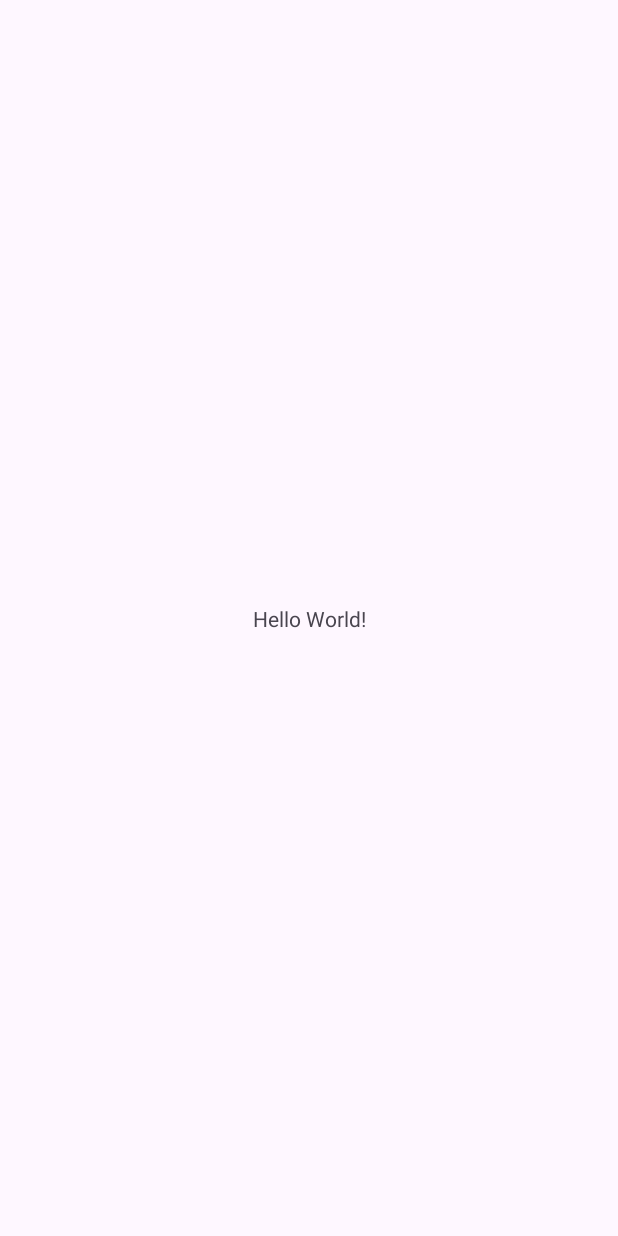
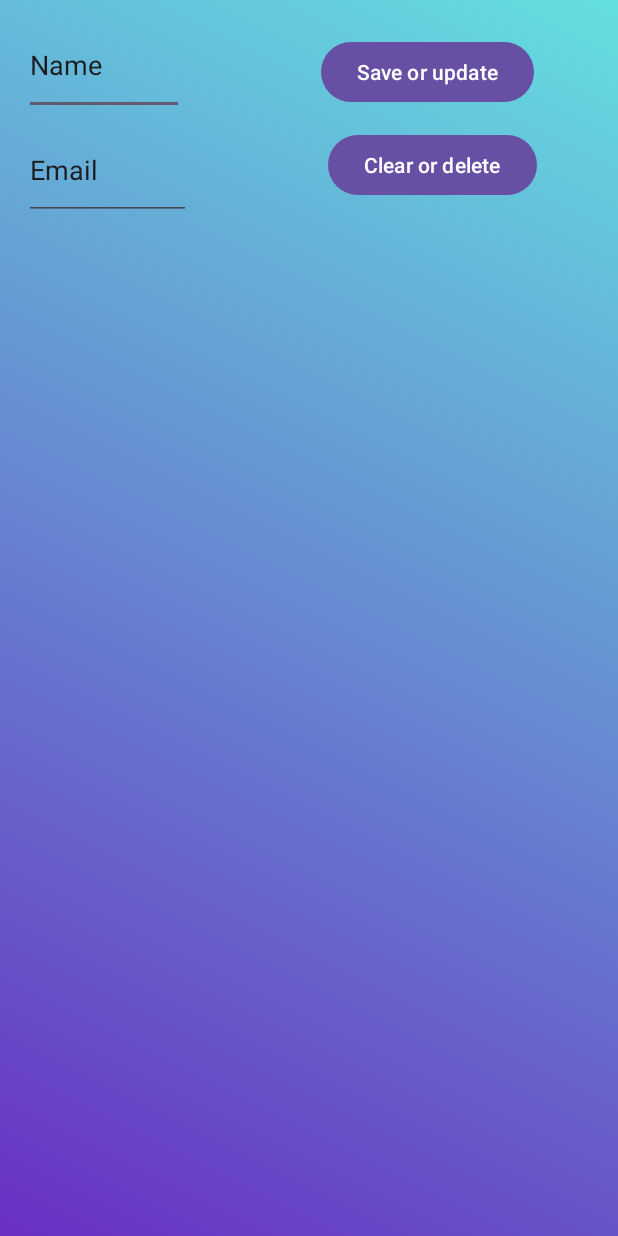
Before and after one commit to Vidoje/ContactsAppRoom, an Android app: the screen it shows after launch (MainActivity), on a phone screen of 412 x 824 dp. Before the commit the screen is almost empty. Run offline under Robolectric (Android 15) with nearby library versions, the phone set to English and light mode, and no system bars.

Commit message:
Design finished

```diff
--- /dev/null
+++ b/app/src/main/res/drawable/gradient_background.xml
@@ -0,0 +1,8 @@
+<?xml version="1.0" encoding="utf-8"?>
+<shape xmlns:android="http://schemas.android.com/apk/res/android">
+    <gradient
+        android:type="linear"
+        android:angle="45"
+        android:startColor="#6930c3"
+        android:endColor="#64dfdf"/>
+</shape>
--- a/app/src/main/res/layout/activity_main.xml
+++ b/app/src/main/res/layout/activity_main.xml
@@ -1,19 +1,86 @@
 <?xml version="1.0" encoding="utf-8"?>
-<androidx.constraintlayout.widget.ConstraintLayout xmlns:android="http://schemas.android.com/apk/res/android"
+<androidx.constraintlayout.widget.ConstraintLayout
+    xmlns:android="http://schemas.android.com/apk/res/android"
     xmlns:app="http://schemas.android.com/apk/res-auto"
     xmlns:tools="http://schemas.android.com/tools"
-    android:id="@+id/main"
     android:layout_width="match_parent"
+    android:background="@drawable/gradient_background"
     android:layout_height="match_parent"
     tools:context=".MainActivity">
 
-    <TextView
-        android:layout_width="wrap_content"
-        android:layout_height="wrap_content"
-        android:text="Hello World!"
-        app:layout_constraintBottom_toBottomOf="parent"
+    <androidx.constraintlayout.widget.ConstraintLayout
+        android:id="@+id/constraint2"
+        android:layout_width="0dp"
+        android:layout_height="150dp"
         app:layout_constraintEnd_toEndOf="parent"
         app:layout_constraintStart_toStartOf="parent"
-        app:layout_constraintTop_toTopOf="parent" />
+        app:layout_constraintTop_toTopOf="parent">
+
+        <EditText
+            android:text="Name"
+            android:id="@+id/nameET"
+            android:layout_width="0dp"
+            android:layout_height="wrap_content"
+            android:layout_marginStart="16dp"
+            android:layout_marginTop="16dp"
+            android:layout_marginEnd="91dp"
+            android:layout_marginBottom="3dp"
+            android:hint="enter your name"
+            app:layout_constraintBottom_toTopOf="@+id/emailET"
+            app:layout_constraintEnd_toStartOf="@+id/btn1"
+            app:layout_constraintStart_toStartOf="parent"
+            app:layout_constraintTop_toTopOf="parent" />
+
+        <EditText
+            android:text="Email"
+            android:id="@+id/emailET"
+            android:layout_width="0dp"
+            android:layout_height="wrap_content"
+            android:layout_marginStart="16dp"
+            android:layout_marginEnd="91dp"
+            android:layout_marginBottom="9dp"
+            android:hint="enter your email"
+            app:layout_constraintBottom_toBottomOf="parent"
+            app:layout_constraintEnd_toEndOf="@+id/nameET"
+            app:layout_constraintEnd_toStartOf="@+id/btn2"
+            app:layout_constraintStart_toStartOf="parent"
+            app:layout_constraintTop_toBottomOf="@+id/nameET" />
+
+
+        <Button
+            android:onClick="@{()->userViewModel.saveOrUpdate()}"
+            android:id="@+id/btn1"
+            android:layout_width="wrap_content"
+            android:layout_height="wrap_content"
+            android:layout_marginTop="10dp"
+            android:layout_marginEnd="56dp"
+            android:text="Save or update"
+            app:layout_constraintBottom_toTopOf="@+id/btn2"
+            app:layout_constraintEnd_toEndOf="parent"
+            app:layout_constraintStart_toEndOf="@+id/nameET"
+            app:layout_constraintTop_toTopOf="parent" />
+
+        <Button
+            android:onClick="@{()->userViewModel.clearAllorDelete()}"
+            android:id="@+id/btn2"
+            android:layout_width="wrap_content"
+            android:layout_height="wrap_content"
+            android:layout_marginEnd="54dp"
+            android:layout_marginBottom="2dp"
+            android:text="Clear or delete"
+            app:layout_constraintBottom_toBottomOf="parent"
+            app:layout_constraintEnd_toEndOf="parent"
+            app:layout_constraintStart_toEndOf="@+id/emailET"
+            app:layout_constraintTop_toBottomOf="@+id/btn1" />
+
+
+    </androidx.constraintlayout.widget.ConstraintLayout>
+
+    <androidx.recyclerview.widget.RecyclerView
+        android:id="@+id/recyclerView"
+        android:layout_width="match_parent"
+        android:layout_height="0dp"
+        app:layout_constraintBottom_toBottomOf="parent"
+        app:layout_constraintTop_toBottomOf="@+id/constraint2" />
 
 </androidx.constraintlayout.widget.ConstraintLayout>
--- /dev/null
+++ b/app/src/main/res/layout/card_item.xml
@@ -0,0 +1,34 @@
+<?xml version="1.0" encoding="utf-8"?>
+<androidx.cardview.widget.CardView xmlns:android="http://schemas.android.com/apk/res/android"
+    xmlns:app="http://schemas.android.com/apk/res-auto"
+    android:layout_width="match_parent"
+    android:layout_height="wrap_content"
+    android:layout_margin="14dp"
+    app:cardCornerRadius="10dp"
+    app:cardElevation="10dp">
+
+    <LinearLayout
+        android:id="@+id/listItemLayout"
+        android:layout_width="match_parent"
+        android:layout_height="match_parent"
+        android:orientation="vertical">
+
+        <TextView
+            android:id="@+id/name_textView"
+            android:layout_width="wrap_content"
+            android:layout_height="wrap_content"
+            android:layout_margin="4dp"
+            android:text="Your name"
+            android:textSize="28sp" />
+
+        <TextView
+            android:id="@+id/email_textView"
+            android:layout_width="wrap_content"
+            android:layout_height="wrap_content"
+            android:layout_margin="4dp"
+            android:text="Your Email"
+            android:textSize="18sp" />
+
+
+    </LinearLayout>
+</androidx.cardview.widget.CardView>
```
